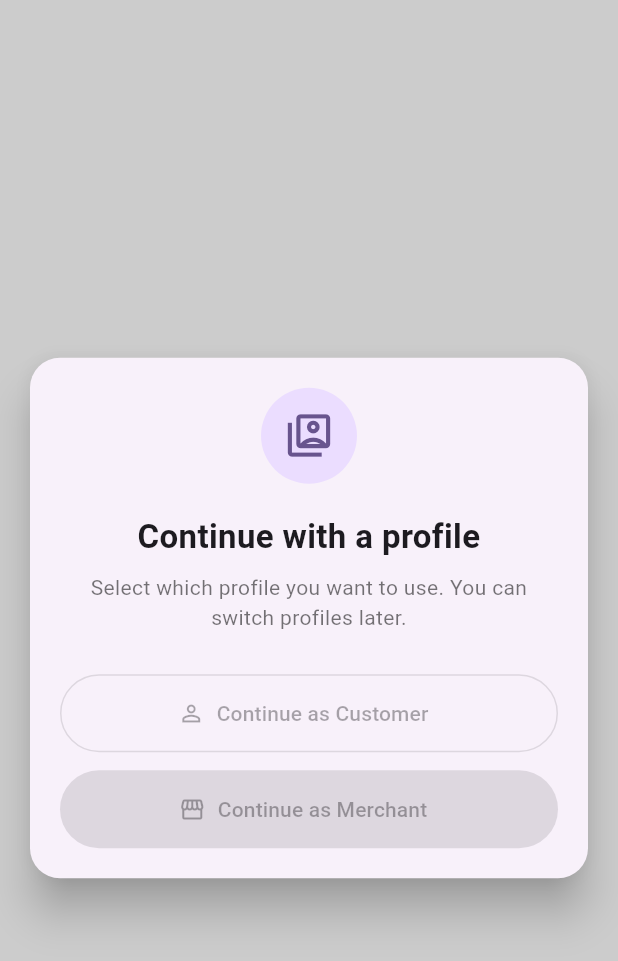
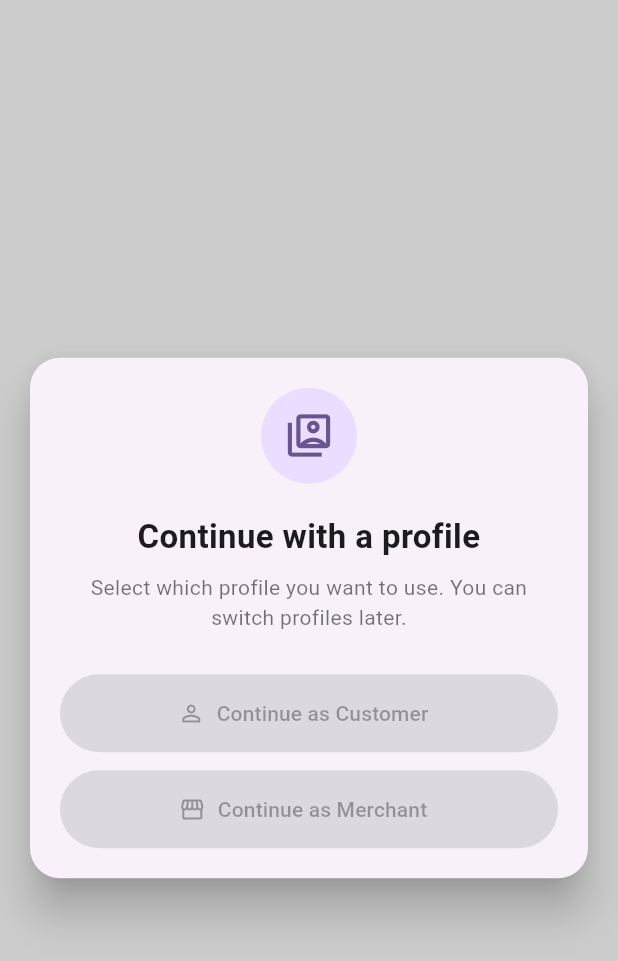
Before and after one commit to MininduThiranjaya/PayMe, a Flutter app: the RoleSelection_Screen screen opened directly, on a phone screen of 412 x 824 dp. Shown: the top 961 px of the screen. Run offline on Flutter 3.47's test engine with Material 3 defaults, Android fonts, the phone set to English and light mode, and no system bars; our stand-ins replace dio, shared_preferences; accounts and stored records are empty.

Commit message:
style: set customer button style

```diff
--- a/client/lib/screens/common/RoleSelection_Screen.dart
+++ b/client/lib/screens/common/RoleSelection_Screen.dart
@@ -99,7 +99,7 @@ class RoleSelection_Screen extends StatelessWidget {
                           SizedBox(
                             width: double.infinity,
                             height: 52,
-                            child: OutlinedButton.icon(
+                            child: ElevatedButton.icon(
                               onPressed: hasCustomerRole
                                   ? () => selectRole(context, 'CUSTOMER')
                                   : null,
```
